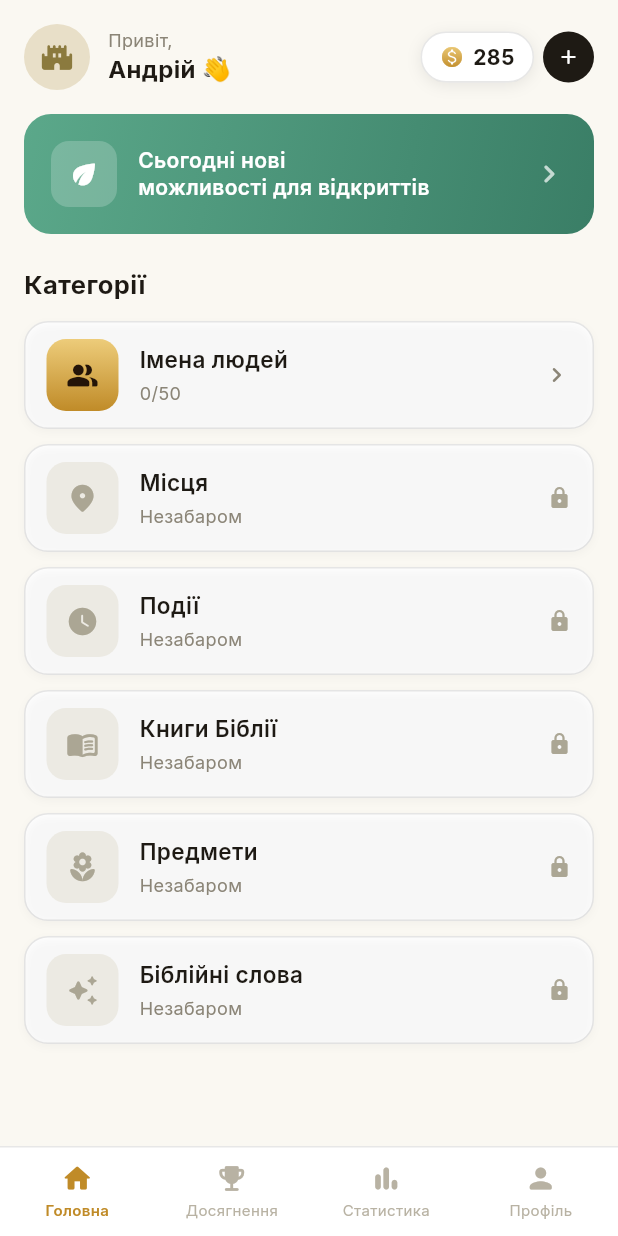
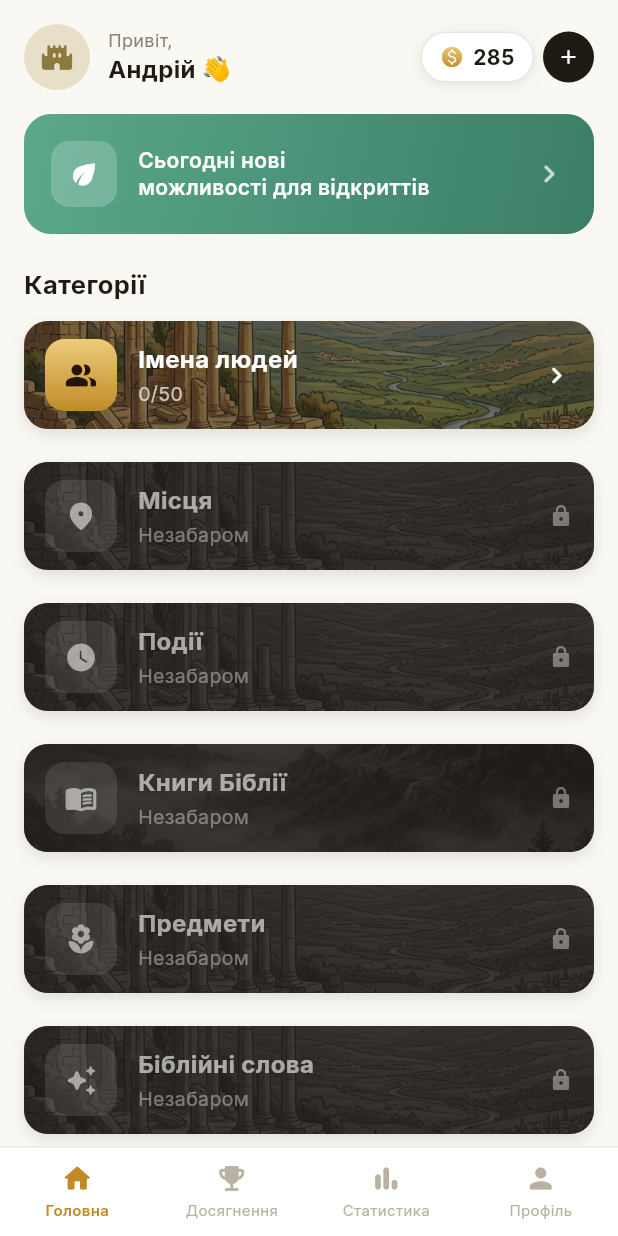
Before and after one commit to AndreyYushchenko/Bible-Words-, a Flutter app: the screen it shows after launch, after a tap on "Почати", on a phone screen of 412 x 824 dp. Run offline on Flutter 3.47's test engine with Material 3 defaults, Android fonts, the phone set to English and light mode, and no system bars; our stand-ins replace go_router, shared_preferences.

Commit message:
Fix Level 1: wheel was missing a second Д for ДАВИД
ДАВИД needs the letter Д twice (first and last), but the wheel only
had one Д tile, making the word impossible to spell — the player
could only ever find the 3 bonus words and got stuck there.

```diff
--- a/lib/data/categories_data.dart
+++ b/lib/data/categories_data.dart
@@ -31,7 +31,8 @@ final List<Level> namesLevels = [
       PuzzleWord(answer: 'ДАВИД', row: 0, col: 2, direction: WordDirection.vertical),
       PuzzleWord(answer: 'САУЛ', row: 1, col: 1, direction: WordDirection.horizontal),
     ],
-    wheelLetters: const ['Д', 'А', 'В', 'И', 'С', 'У', 'Л'],
+    // ДАВИД needs two "Д" tiles (first and last letter) — one wasn't enough to spell it.
+    wheelLetters: const ['Д', 'А', 'В', 'И', 'С', 'У', 'Л', 'Д'],
     bonusWords: const ['САД', 'ВАЛ', 'УДАВ'],
   ),
   Level(
--- a/lib/widgets/achievement_card.dart
+++ b/lib/widgets/achievement_card.dart
@@ -12,14 +12,41 @@ class AchievementCard extends StatelessWidget {
   @override
   Widget build(BuildContext context) {
     final unlocked = progress >= achievement.target;
+    final images = [
+      'assets/images/bg_splash.jpg',
+      'assets/images/bg_gameplay.jpg',
+      'assets/images/bg_landscape.jpg',
+    ];
+    // Використовуємо довжину назви, щоб різні картки мали різні фони,
+    // але одна й та сама картка завжди мала однаковий фон
+    final bgImage = images[achievement.title.length % images.length];
+
     return Container(
-      padding: const EdgeInsets.all(16),
+      height: 84,
+      margin: const EdgeInsets.only(bottom: 12),
       decoration: BoxDecoration(
-        color: AppColors.card,
         borderRadius: BorderRadius.circular(16),
-        border: Border.all(color: AppColors.border),
-        boxShadow: const [BoxShadow(color: Color(0x0A000000), blurRadius: 6, offset: Offset(0, 2))],
+        boxShadow: const [BoxShadow(color: Color(0x1A000000), blurRadius: 8, offset: Offset(0, 4))],
       ),
+      child: ClipRRect(
+        borderRadius: BorderRadius.circular(16),
+        child: Stack(
+          fit: StackFit.expand,
+          children: [
+            // Фото фон
+            Image.asset(
+              bgImage,
+              fit: BoxFit.cover,
+              color: unlocked ? null : Colors.grey,
+              colorBlendMode: unlocked ? null : BlendMode.saturation,
+            ),
+            // Темне накладення
+            Container(
+              color: unlocked ? const Color(0x991E1A14) : const Color(0xD91E1A14),
+            ),
+            // Контент
+            Padding(
+              padding: const EdgeInsets.symmetric(horizontal: 16),
               child: Row(
                 children: [
                   _HexBadge(icon: achievement.icon, unlocked: unlocked),
@@ -27,27 +54,34 @@ class AchievementCard extends StatelessWidget {
                   Expanded(
                     child: Column(
                       crossAxisAlignment: CrossAxisAlignment.start,
-              mainAxisSize: MainAxisSize.min,
+                      mainAxisAlignment: MainAxisAlignment.center,
                       children: [
                         Text(
                           achievement.title,
                           style: TextStyle(
-                    fontSize: 15,
+                            fontSize: 16,
                             fontWeight: FontWeight.w700,
-                    color: unlocked ? AppColors.textDark : AppColors.lockedIcon,
+                            color: unlocked ? Colors.white : Colors.white54,
                           ),
                         ),
-                const SizedBox(height: 3),
+                        const SizedBox(height: 2),
                         Text(
                           achievement.subtitle,
-                  style: const TextStyle(fontSize: 12, color: AppColors.textMuted),
+                          style: TextStyle(
+                            fontSize: 13,
+                            color: unlocked ? Colors.white70 : Colors.white38,
+                          ),
                         ),
                       ],
                     ),
                   ),
                   if (!unlocked)
-            const Icon(Icons.lock_rounded, size: 18, color: AppColors.lockedIcon),
+                    const Icon(Icons.lock_rounded, size: 20, color: Colors.white38),
                 ],
+              ),
+            ),
+          ],
+        ),
       ),
     );
   }
--- a/lib/widgets/category_row.dart
+++ b/lib/widgets/category_row.dart
@@ -12,65 +12,94 @@ class CategoryRow extends StatelessWidget {
   @override
   Widget build(BuildContext context) {
     final locked = !category.unlocked;
-    return Material(
-      color: AppColors.card,
-      borderRadius: BorderRadius.circular(16),
-      child: InkWell(
-        borderRadius: BorderRadius.circular(16),
-        onTap: onTap,
-        child: Container(
+    final images = [
+      'assets/images/bg_splash.jpg',
+      'assets/images/bg_gameplay.jpg',
+      'assets/images/bg_landscape.jpg',
+    ];
+    final bgImage = images[category.name.length % images.length];
+
+    return Container(
       height: 72,
-          padding: const EdgeInsets.symmetric(horizontal: 14),
+      margin: const EdgeInsets.only(bottom: 12),
       decoration: BoxDecoration(
         borderRadius: BorderRadius.circular(16),
-            border: Border.all(color: AppColors.border),
-            boxShadow: const [BoxShadow(color: Color(0x08000000), blurRadius: 4, offset: Offset(0, 2))],
+        boxShadow: const [BoxShadow(color: Color(0x1A000000), blurRadius: 8, offset: Offset(0, 4))],
       ),
+      child: ClipRRect(
+        borderRadius: BorderRadius.circular(16),
+        child: Material(
+          child: InkWell(
+            onTap: onTap,
+            child: Stack(
+              fit: StackFit.expand,
+              children: [
+                // Фото фон
+                Image.asset(
+                  bgImage,
+                  fit: BoxFit.cover,
+                  color: locked ? Colors.grey : null,
+                  colorBlendMode: locked ? BlendMode.saturation : null,
+                ),
+                // Темне накладення
+                Container(
+                  color: locked ? const Color(0xD91E1A14) : const Color(0x991E1A14),
+                ),
+                // Контент
+                Padding(
+                  padding: const EdgeInsets.symmetric(horizontal: 14),
                   child: Row(
                     children: [
-              // Іконка категорії
+                      // Іконка
                       Container(
                         width: 48,
                         height: 48,
                         decoration: BoxDecoration(
                           gradient: locked ? null : AppColors.goldGradient,
-                  color: locked ? AppColors.lockedBg : null,
+                          color: locked ? Colors.white.withOpacity(0.1) : null,
                           borderRadius: BorderRadius.circular(13),
                         ),
                         child: Icon(
                           category.icon,
                           size: 22,
-                  color: locked ? AppColors.lockedIcon : const Color(0xFF241408),
+                          color: locked ? Colors.white54 : const Color(0xFF241408),
                         ),
                       ),
                       const SizedBox(width: 14),
                       Expanded(
                         child: Column(
                           crossAxisAlignment: CrossAxisAlignment.start,
-                  mainAxisSize: MainAxisSize.min,
+                          mainAxisAlignment: MainAxisAlignment.center,
                           children: [
                             Text(
                               category.name,
-                      style: const TextStyle(
-                        fontSize: 15,
-                        fontWeight: FontWeight.w600,
-                        color: AppColors.textDark,
+                              style: TextStyle(
+                                fontSize: 16,
+                                fontWeight: FontWeight.w700,
+                                color: locked ? Colors.white60 : Colors.white,
                               ),
                             ),
-                    const SizedBox(height: 3),
+                            const SizedBox(height: 2),
                             Text(
                               locked ? 'Незабаром' : progress,
-                      style: const TextStyle(fontSize: 12, color: AppColors.textMuted),
+                              style: TextStyle(
+                                fontSize: 13,
+                                color: locked ? Colors.white38 : Colors.white70,
+                              ),
                             ),
                           ],
                         ),
                       ),
                       Icon(
                         locked ? Icons.lock_rounded : Icons.chevron_right_rounded,
-                size: locked ? 16 : 20,
-                color: locked ? AppColors.lockedIcon : AppColors.textMuted,
+                        size: locked ? 16 : 22,
+                        color: locked ? Colors.white38 : Colors.white,
                       ),
                     ],
+                  ),
+                ),
+              ],
+            ),
           ),
         ),
       ),
```
Also changed, not shown: 1 other file. Lines whose indentation alone changed are shown as unchanged.
